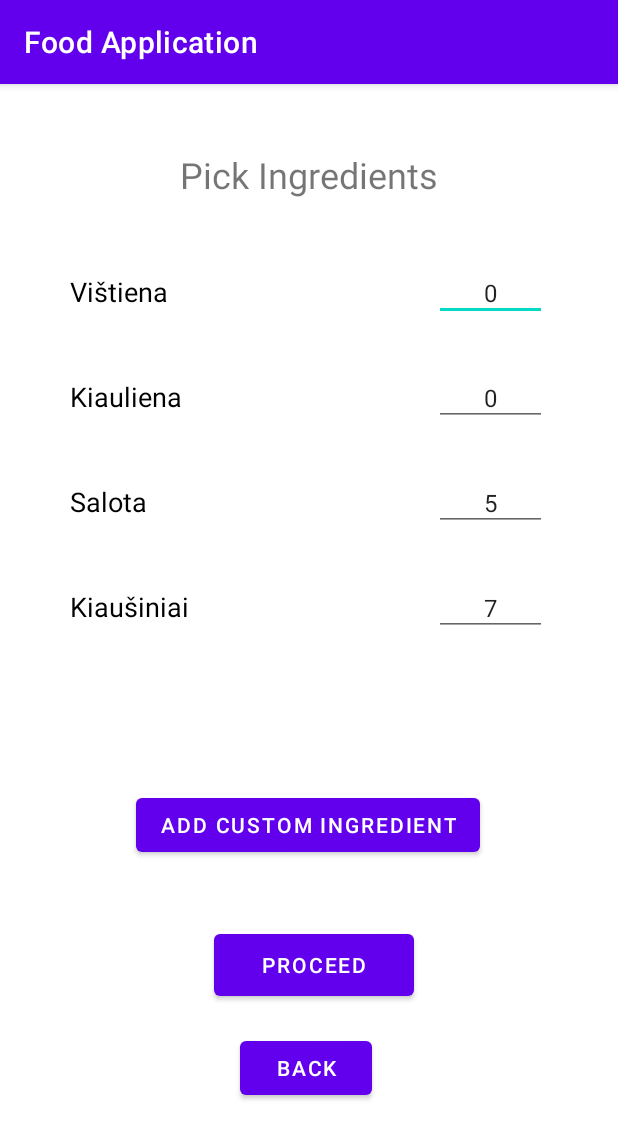
After one commit to balejol/DahCooker-App, an Android app: the IngredientsActivity screen opened directly, with no data from a screen before it, on a phone screen of 412 x 824 dp. The commit adds this screen. Shown: the top 1139 px of the screen. Run offline under Robolectric (Android 15) with nearby library versions, the phone set to English and light mode, and no system bars.

Commit message:
Added an ingredients page
Ingredients page added, crashes when adding custom ingredients, doesn't save information (will implement with database)

```diff
--- a/app/src/main/AndroidManifest.xml
+++ b/app/src/main/AndroidManifest.xml
@@ -21,6 +21,12 @@
                 <category android:name="android.intent.category.LAUNCHER" />
             </intent-filter>
         </activity>
+
+        <activity
+            android:name=".IngredientsActivity"
+            android:exported="true">
+        </activity>
+
     </application>
 
 </manifest>
--- /dev/null
+++ b/app/src/main/java/com/example/foodapplication/IngredientItem.java
@@ -0,0 +1,27 @@
+package com.example.foodapplication;
+
+public class IngredientItem {
+    private String ingredientName;
+    private int quantity;
+
+    public IngredientItem(String ingredientName, int quantity) {
+        this.ingredientName = ingredientName;
+        this.quantity = quantity;
+    }
+
+    public String getIngredientName() {
+        return ingredientName;
+    }
+
+    public void setIngredientName(String ingredientName) {
+        this.ingredientName = ingredientName;
+    }
+
+    public int getQuantity() {
+        return quantity;
+    }
+
+    public void setQuantity(int quantity) {
+        this.quantity = quantity;
+    }
+}
--- /dev/null
+++ b/app/src/main/java/com/example/foodapplication/IngredientsActivity.java
@@ -0,0 +1,83 @@
+package com.example.foodapplication;
+
+import android.app.AlertDialog;
+import android.content.DialogInterface;
+import android.os.Bundle;
+import android.view.LayoutInflater;
+import android.view.View;
+import android.widget.EditText;
+import android.widget.Toast;
+import androidx.appcompat.app.AppCompatActivity;
+import androidx.recyclerview.widget.LinearLayoutManager;
+import androidx.recyclerview.widget.RecyclerView;
+import java.util.ArrayList;
+
+public class IngredientsActivity extends AppCompatActivity {
+    private ArrayList<IngredientItem> ingredientList;
+    private IngredientsAdapter adapter;
+    @Override
+    protected void onCreate(Bundle savedInstanceState) {
+        super.onCreate(savedInstanceState);
+        setContentView(R.layout.activity_ingredients);
+
+        ingredientList = new ArrayList<>();
+        ingredientList.add(new IngredientItem("Vištiena", 0));
+        ingredientList.add(new IngredientItem("Kiauliena", 0));
+        ingredientList.add(new IngredientItem("Salota", 5));
+        ingredientList.add(new IngredientItem("Kiaušiniai", 7));
+
+        RecyclerView recyclerViewIngredients = findViewById(R.id.recyclerViewIngredients);
+        recyclerViewIngredients.setLayoutManager(new LinearLayoutManager(this));
+
+        adapter = new IngredientsAdapter(ingredientList);
+        recyclerViewIngredients.setAdapter(adapter);
+    }
+
+    public void onAddCustomIngredientClicked(View view) {
+        showAddCustomIngredientDialog();
+    }
+
+    private void showAddCustomIngredientDialog() {
+        AlertDialog.Builder builder = new AlertDialog.Builder(this);
+        builder.setTitle("Add Custom Ingredient");
+
+        View view = LayoutInflater.from(this).inflate(R.layout.dialog_add_custom_ingredient, null);
+        EditText editTextIngredientName = view.findViewById(R.id.editTextIngredientName);
+        EditText editTextIngredientQuantity = view.findViewById(R.id.editTextIngredientQuantity);
+        builder.setView(view);
+
+        builder.setPositiveButton("Add", new DialogInterface.OnClickListener() {
+            @Override
+            public void onClick(DialogInterface dialog, int which) {
+                String ingredientName = editTextIngredientName.getText().toString().trim();
+                String quantityString = editTextIngredientQuantity.getText().toString().trim();
+
+                if (!ingredientName.isEmpty() && !quantityString.isEmpty()) {
+                    int quantity = Integer.parseInt(quantityString);
+
+                    ingredientList.add(new IngredientItem(ingredientName, quantity));
+                    adapter.notifyDataSetChanged();
+                    Toast.makeText(getApplicationContext(), "Custom ingredient added: " + ingredientName, Toast.LENGTH_SHORT).show();
+                } else {
+
+                    Toast.makeText(getApplicationContext(), "Please enter both ingredient name and quantity", Toast.LENGTH_SHORT).show();
+                }
+            }
+        });
+        builder.setNegativeButton("Cancel", null);
+
+        AlertDialog dialog = builder.create();
+        dialog.show();
+    }
+
+    public void onProceedClicked(View view) {
+
+        for (int i = 0; i < ingredientList.size(); i++) {
+            int quantity = adapter.getQuantity(i);
+            ingredientList.get(i).setQuantity(quantity);
+        }
+
+        Toast.makeText(this, "Information saved successfully", Toast.LENGTH_SHORT).show();
+
+    }
+}
--- /dev/null
+++ b/app/src/main/java/com/example/foodapplication/IngredientsAdapter.java
@@ -0,0 +1,74 @@
+package com.example.foodapplication;
+
+import android.view.LayoutInflater;
+import android.view.View;
+import android.view.ViewGroup;
+import android.widget.EditText;
+import android.widget.TextView;
+import androidx.annotation.NonNull;
+import androidx.recyclerview.widget.RecyclerView;
+import java.util.ArrayList;
+
+public class IngredientsAdapter extends RecyclerView.Adapter<IngredientsAdapter.ViewHolder> {
+    private ArrayList<IngredientItem> ingredientList;
+
+
+    public IngredientsAdapter(ArrayList<IngredientItem> ingredientList) {
+        this.ingredientList = ingredientList;
+    }
+
+    public int getQuantity(int position) {
+        return ingredientList.get(position).getQuantity();
+    }
+
+    public void updateQuantity(int position, int quantity) {
+        IngredientItem item = ingredientList.get(position);
+        item.setQuantity(quantity);
+        notifyItemChanged(position);
+    }
+
+    @NonNull
+    @Override
+    public ViewHolder onCreateViewHolder(@NonNull ViewGroup parent, int viewType) {
+        View view = LayoutInflater.from(parent.getContext())
+                .inflate(R.layout.ingredient_item, parent, false);
+        return new ViewHolder(view);
+    }
+
+    @Override
+    public void onBindViewHolder(@NonNull ViewHolder holder, int position) {
+        IngredientItem ingredientItem = ingredientList.get(position);
+        holder.textViewIngredientName.setText(ingredientItem.getIngredientName());
+        holder.editTextQuantity.setText(String.valueOf(ingredientItem.getQuantity()));
+        holder.editTextQuantity.setOnFocusChangeListener((v, hasFocus) -> {
+            if (!hasFocus) {
+
+                int quantity = Integer.parseInt(holder.editTextQuantity.getText().toString());
+                updateQuantity(position, quantity);
+            }
+        });
+    }
+
+    @Override
+    public int getItemCount() {
+        return ingredientList.size();
+    }
+
+    public static class ViewHolder extends RecyclerView.ViewHolder {
+        TextView textViewIngredientName;
+        EditText editTextQuantity;
+
+        public ViewHolder(@NonNull View itemView) {
+            super(itemView);
+            textViewIngredientName = itemView.findViewById(R.id.textViewIngredientName);
+            editTextQuantity = itemView.findViewById(R.id.editTextQuantity);
+        }
+    }
+
+    public void updateData(ArrayList<IngredientItem> newIngredientList) {
+        ingredientList.clear();
+        ingredientList.addAll(newIngredientList);
+        notifyDataSetChanged();
+    }
+
+}
--- /dev/null
+++ b/app/src/main/res/layout/activity_ingredients.xml
@@ -0,0 +1,77 @@
+<?xml version="1.0" encoding="utf-8"?>
+<androidx.constraintlayout.widget.ConstraintLayout xmlns:android="http://schemas.android.com/apk/res/android"
+    xmlns:app="http://schemas.android.com/apk/res-auto"
+    xmlns:tools="http://schemas.android.com/tools"
+    android:layout_width="match_parent"
+    android:layout_height="match_parent">
+
+    <!-- Example Button -->
+
+    <TextView
+        android:id="@+id/textViewTitle"
+        android:layout_width="wrap_content"
+        android:layout_height="wrap_content"
+        android:layout_marginStart="16dp"
+        android:layout_marginTop="44dp"
+        android:layout_marginEnd="16dp"
+        android:text="Pick Ingredients"
+        android:textSize="24sp"
+        app:layout_constraintEnd_toEndOf="parent"
+        app:layout_constraintStart_toStartOf="parent"
+        app:layout_constraintTop_toTopOf="parent" />
+
+    <androidx.recyclerview.widget.RecyclerView
+        android:id="@+id/recyclerViewIngredients"
+        android:layout_width="350dp"
+        android:layout_height="350dp"
+        android:layout_marginStart="30dp"
+        android:layout_marginTop="39dp"
+        android:layout_marginEnd="31dp"
+        android:layout_marginBottom="8dp"
+        app:layout_constraintBottom_toTopOf="@+id/buttonAddCustomIngredient"
+        app:layout_constraintEnd_toEndOf="parent"
+        app:layout_constraintStart_toStartOf="parent"
+        app:layout_constraintTop_toBottomOf="@+id/textViewTitle" />
+
+    <Button
+        android:id="@+id/buttonAddCustomIngredient"
+        android:layout_width="wrap_content"
+        android:layout_height="wrap_content"
+        android:layout_marginStart="90dp"
+        android:layout_marginTop="8dp"
+        android:layout_marginEnd="91dp"
+        android:layout_marginBottom="23dp"
+        android:onClick="onAddCustomIngredientClicked"
+        android:text="Add Custom Ingredient"
+        app:layout_constraintBottom_toTopOf="@+id/buttonProceed"
+        app:layout_constraintEnd_toEndOf="parent"
+        app:layout_constraintStart_toStartOf="parent"
+        app:layout_constraintTop_toBottomOf="@+id/recyclerViewIngredients" />
+
+    <Button
+        android:id="@+id/buttonProceed"
+        android:layout_width="133dp"
+        android:layout_height="53dp"
+        android:layout_marginStart="142dp"
+        android:layout_marginTop="19dp"
+        android:layout_marginEnd="136dp"
+        android:layout_marginBottom="30dp"
+        android:onClick="onProceedClicked"
+        android:text="Proceed"
+        app:layout_constraintBottom_toTopOf="@+id/buttonBack"
+        app:layout_constraintEnd_toEndOf="parent"
+        app:layout_constraintStart_toStartOf="parent"
+        app:layout_constraintTop_toBottomOf="@+id/buttonAddCustomIngredient" />
+
+    <Button
+        android:id="@+id/buttonBack"
+        android:layout_width="wrap_content"
+        android:layout_height="wrap_content"
+        android:layout_marginStart="160dp"
+        android:layout_marginTop="632dp"
+        android:onClick="onBackPressed"
+        android:text="Back"
+        app:layout_constraintStart_toStartOf="parent"
+        app:layout_constraintTop_toTopOf="parent" />
+
+</androidx.constraintlayout.widget.ConstraintLayout>
--- /dev/null
+++ b/app/src/main/res/layout/ingredient_item.xml
@@ -0,0 +1,34 @@
+<?xml version="1.0" encoding="utf-8"?>
+<LinearLayout xmlns:android="http://schemas.android.com/apk/res/android"
+    android:layout_width="match_parent"
+    android:layout_height="wrap_content"
+    android:orientation="horizontal"
+    android:padding="16dp">
+
+    <!-- Ingredient Name TextView -->
+    <TextView
+        android:id="@+id/textViewIngredientName"
+        android:layout_width="0dp"
+        android:layout_height="wrap_content"
+        android:layout_weight="1"
+        android:textSize="18sp"
+        android:textColor="@android:color/black"
+        android:gravity="start"
+        android:paddingEnd="8dp"
+        android:layout_marginEnd="8dp"
+        android:ellipsize="end"
+        android:maxLines="1"
+        android:text="Ingredient Name" />
+
+    <!-- Quantity EditText -->
+    <EditText
+        android:id="@+id/editTextQuantity"
+        android:layout_width="wrap_content"
+        android:layout_height="wrap_content"
+        android:inputType="number"
+        android:hint="Quantity"
+        android:textSize="16sp"
+        android:gravity="center"
+        android:padding="8dp" />
+
+</LinearLayout>
```
Also changed, not shown: app/src/main/java/com/example/foodapplication/MainActivity.java (+18 -2 lines), app/src/main/res/layout/activity_main.xml (+10 -0 lines), app/src/main/res/layout/dialog_add_custom_ingredient.xml (added, +20 -0 lines).
